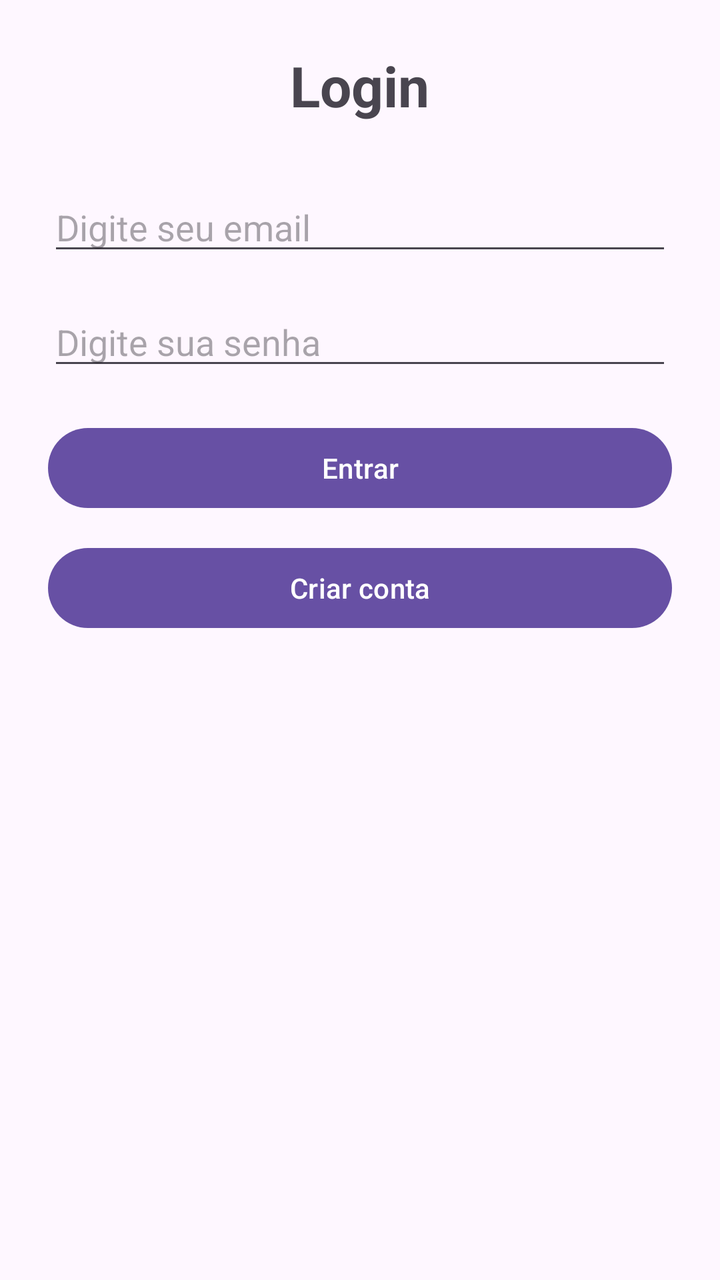
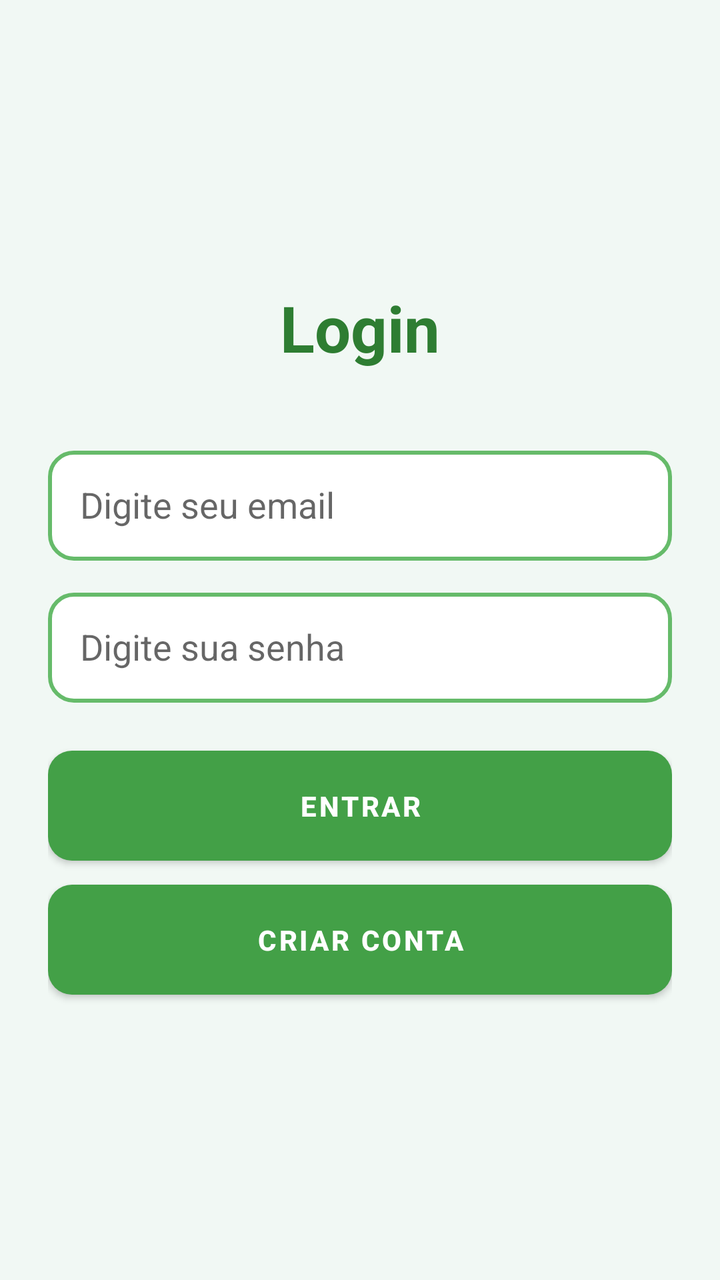

Compare the two renders of this Android layout. The source of the first and the diff that turns it into the second are given below.
<!-- AndroidManifest.xml: application theme Theme.AppControlePro -->
<!-- res/layout/activity_login.xml -->
<?xml version="1.0" encoding="utf-8"?>
<LinearLayout xmlns:android="http://schemas.android.com/apk/res/android"
    android:layout_width="match_parent"
    android:layout_height="match_parent"
    android:orientation="vertical"
    android:padding="24dp">

    
    <TextView
        android:layout_width="wrap_content"
        android:layout_height="wrap_content"
        android:text="Login"
        android:textSize="28sp"
        android:textStyle="bold"
        android:layout_gravity="center"
        android:layout_marginBottom="30dp"/>

    
    <EditText
        android:id="@+id/edtEmail"
        android:layout_width="match_parent"
        android:layout_height="wrap_content"
        android:hint="Digite seu email"
        android:inputType="textEmailAddress"
        android:layout_marginBottom="16dp"/>

    
    <EditText
        android:id="@+id/edtSenha"
        android:layout_width="match_parent"
        android:layout_height="wrap_content"
        android:hint="Digite sua senha"
        android:inputType="textPassword"
        android:layout_marginBottom="20dp"/>

    
    <Button
        android:id="@+id/btnEntrar"
        android:layout_width="match_parent"
        android:layout_height="wrap_content"
        android:text="Entrar"
        android:onClick="fazerLogin"
        android:layout_marginBottom="12dp"/>

    
    <Button
        android:id="@+id/btnCadastrar"
        android:layout_width="match_parent"
        android:layout_height="wrap_content"
        android:text="Criar conta"
        android:onClick="abrirCadastro"/>

</LinearLayout>
<!-- resources referenced by this layout -->
<resources>
  <style name="Theme.AppControlePro" parent="Base.Theme.AppControlePro" />
  <style name="Base.Theme.AppControlePro" parent="Theme.Material3.DayNight.NoActionBar">
          
          
      </style>
</resources>

<!-- the commit's change to res/layout/activity_login.xml (unified diff, before → after) -->
@@ -3,42 +3,53 @@
     android:layout_width="match_parent"
     android:layout_height="match_parent"
     android:orientation="vertical"
-    android:padding="24dp">
+    android:gravity="center"
+    android:padding="24dp"
+    android:background="#F1F8F4">
 
     
     <TextView
+        android:id="@+id/txtTitulo"
         android:layout_width="wrap_content"
         android:layout_height="wrap_content"
-        android:text="Login"
-        android:textSize="28sp"
+        android:text="@string/login"
+        android:textSize="32sp"
         android:textStyle="bold"
-        android:layout_gravity="center"
-        android:layout_marginBottom="30dp"/>
+        android:textColor="#2E7D32"
+        android:layout_marginBottom="40dp"/>
 
     
     <EditText
         android:id="@+id/edtEmail"
         android:layout_width="match_parent"
-        android:layout_height="wrap_content"
-        android:hint="Digite seu email"
+        android:layout_height="55dp"
+        android:hint="@string/digite_email"
         android:inputType="textEmailAddress"
+        android:padding="16dp"
+        android:background="@drawable/campo_verde"
         android:layout_marginBottom="16dp"/>
 
     
     <EditText
         android:id="@+id/edtSenha"
         android:layout_width="match_parent"
-        android:layout_height="wrap_content"
-        android:hint="Digite sua senha"
+        android:layout_height="55dp"
+        android:hint="@string/digite_senha"
         android:inputType="textPassword"
-        android:layout_marginBottom="20dp"/>
+        android:padding="16dp"
+        android:background="@drawable/campo_verde"
+        android:layout_marginBottom="24dp"/>
 
     
     <Button
         android:id="@+id/btnEntrar"
         android:layout_width="match_parent"
-        android:layout_height="wrap_content"
-        android:text="Entrar"
+        android:layout_height="55dp"
+        android:text="@string/entrar"
+        android:textColor="#FFFFFF"
+        android:textStyle="bold"
+        android:background="@drawable/botao_verde"
+        android:backgroundTint="@null"
         android:onClick="fazerLogin"
         android:layout_marginBottom="12dp"/>
 
@@ -46,8 +57,12 @@
     <Button
         android:id="@+id/btnCadastrar"
         android:layout_width="match_parent"
-        android:layout_height="wrap_content"
-        android:text="Criar conta"
+        android:layout_height="55dp"
+        android:text="@string/criar_conta"
+        android:textColor="#FFFFFF"
+        android:textStyle="bold"
+        android:background="@drawable/botao_verde_claro"
+        android:backgroundTint="@null"
         android:onClick="abrirCadastro"/>
 
 </LinearLayout>
<!-- resource entries referenced after the edit -->
@@ -1,9 +1,47 @@
 <!-- resources referenced by this layout -->
 <resources>
-  <style name="Theme.AppControlePro" parent="Base.Theme.AppControlePro" />
-  <style name="Base.Theme.AppControlePro" parent="Theme.Material3.DayNight.NoActionBar">
-          
-          
+  <!-- drawable botao_verde (drawable) -->
+  <?xml version="1.0" encoding="utf-8"?>
+  <shape xmlns:android="http://schemas.android.com/apk/res/android">
+      <solid android:color="#43A047"/>
+      <corners android:radius="12dp"/>
+  </shape>
+  <!-- drawable botao_verde_claro (drawable) -->
+  <?xml version="1.0" encoding="utf-8"?>
+  <shape xmlns:android="http://schemas.android.com/apk/res/android">
+      <solid android:color="#66BB6A"/>
+      <corners android:radius="12dp"/>
+  </shape>
+  <!-- drawable campo_verde (drawable) -->
+  <?xml version="1.0" encoding="utf-8"?>
+  <shape xmlns:android="http://schemas.android.com/apk/res/android">
+  
+      <solid android:color="#FFFFFF"/>
+  
+      <stroke
+          android:width="2dp"
+          android:color="#66BB6A"/>
+  
+      <corners android:radius="12dp"/>
+  
+  </shape>
+  <string name="criar_conta">Criar conta</string>
+  <string name="digite_email">Digite seu email</string>
+  <string name="digite_senha">Digite sua senha</string>
+  <string name="entrar">Entrar</string>
+  <string name="login">Login</string>
+  <style name="Theme.AppControlePro" parent="Theme.MaterialComponents.DayNight.DarkActionBar">
+          <item name="colorPrimary">@color/green_500</item>
+          <item name="colorPrimaryVariant">@color/green_700</item>
+          <item name="colorSecondary">@color/teal_200</item>
+          <item name="colorSecondaryVariant">@color/teal_700</item>
+          <item name="android:statusBarColor">@color/green_700</item>
+          <item name="colorOnPrimary">@color/white</item>
       </style>
+  <color name="green_500">#43A047</color>
+  <color name="green_700">#2E7D32</color>
+  <color name="teal_200">#80CBC4</color>
+  <color name="teal_700">#00796B</color>
+  <color name="white">#FFFFFF</color>
 </resources>
 
